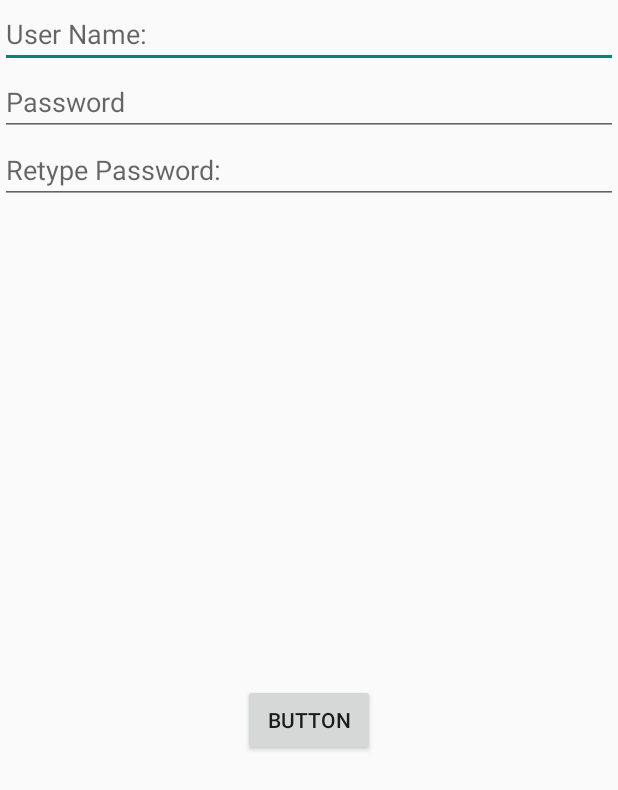
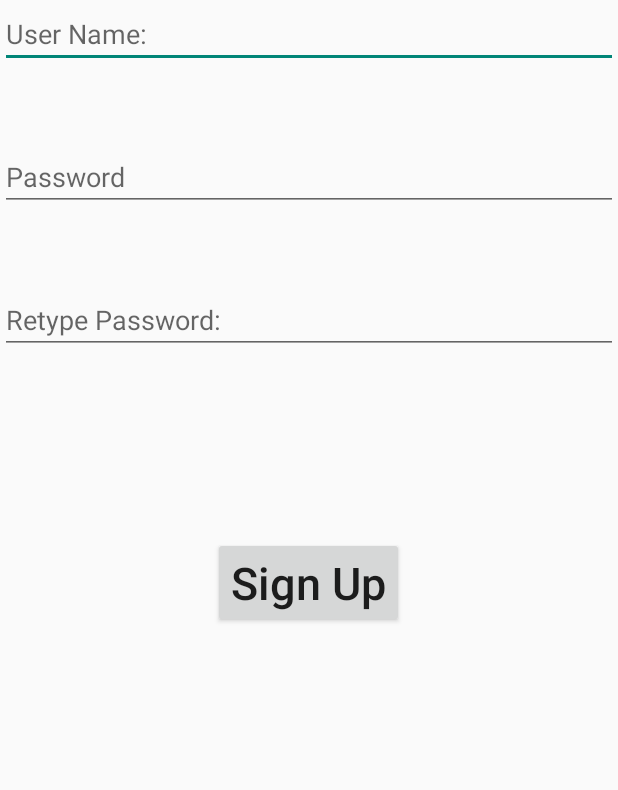
Before and after one commit to TomerReiner/TicTacToe, an Android app: the layout custom_sign_up_dialog.xml on its own in the app's theme, with its tools: preview values and no code run, on a phone screen of 412 x 824 dp. Shown: the top 790 px of the screen. Run offline under Robolectric (Android 15) with nearby library versions, the phone set to English and light mode, and no system bars.

Commit message:
Beta version of Tic Tac Toe game

```diff
--- a/app/src/main/res/layout/custom_sign_up_dialog.xml
+++ b/app/src/main/res/layout/custom_sign_up_dialog.xml
@@ -21,6 +21,7 @@
         android:id="@+id/etSignUpPassword"
         android:layout_width="match_parent"
         android:layout_height="wrap_content"
+        android:layout_marginTop="50dp"
         android:ems="10"
         android:hint="Password"
         android:inputType="textPassword"
@@ -33,6 +34,7 @@
         android:id="@+id/etSignUpRetypePassword"
         android:layout_width="match_parent"
         android:layout_height="wrap_content"
+        android:layout_marginTop="50dp"
         android:ems="10"
         android:hint="Retype Password:"
         android:inputType="textPassword"
@@ -41,14 +43,18 @@
         app:layout_constraintTop_toBottomOf="@+id/etSignUpPassword" />
 
     <Button
-        android:id="@+id/button"
+        android:id="@+id/btnSignUp"
         android:layout_width="wrap_content"
         android:layout_height="wrap_content"
-        android:text="Button"
+        android:text="Sign Up"
+        android:textAllCaps="false"
+        android:textSize="30sp"
         app:layout_constraintBottom_toBottomOf="parent"
         app:layout_constraintEnd_toEndOf="parent"
+        app:layout_constraintHorizontal_bias="0.498"
         app:layout_constraintStart_toStartOf="parent"
-        app:layout_constraintTop_toBottomOf="@+id/etSignUpRetypePassword" />
+        app:layout_constraintTop_toBottomOf="@+id/etSignUpRetypePassword"
+        app:layout_constraintVertical_bias="0.231" />
 
 
 </androidx.constraintlayout.widget.ConstraintLayout>
```
Also changed, not shown: app/src/main/res/layout/custom_log_in_dialog.xml (+50 -0 lines).
